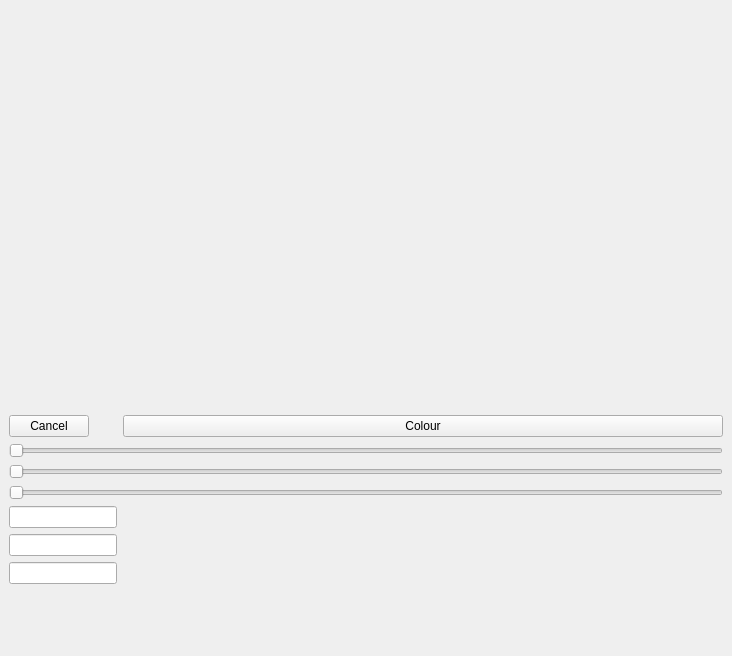
First picture: the form in Src/mainwindow.ui, repository toarukagakunoSirius/ModelLoader, before the edit.
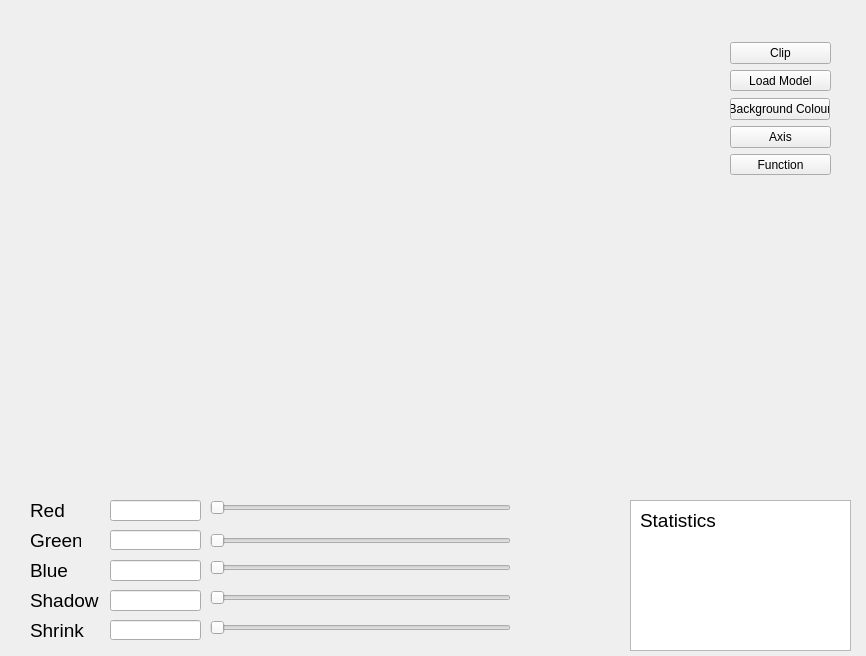
Second picture: the form after the edit. Icons and pictures are not drawn. Custom widgets are drawn as their Qt base class.

Commit message: adding buttons and frame

Patch:
```diff
--- a/Src/mainwindow.ui
+++ b/Src/mainwindow.ui
@@ -6,7 +6,7 @@
    <rect>
     <x>0</x>
     <y>0</y>
-    <width>732</width>
+    <width>866</width>
     <height>656</height>
    </rect>
   </property>
@@ -14,11 +14,159 @@
    <string>MainWindow</string>
   </property>
   <widget class="QWidget" name="centralwidget">
-   <layout class="QVBoxLayout" name="verticalLayout_2">
-    <item>
-     <layout class="QVBoxLayout" name="verticalLayout">
-      <item>
+   <widget class="QSlider" name="SliderShadow">
+    <property name="geometry">
+     <rect>
+      <x>210</x>
+      <y>590</y>
+      <width>301</width>
+      <height>16</height>
+     </rect>
+    </property>
+    <property name="orientation">
+     <enum>Qt::Horizontal</enum>
+    </property>
+   </widget>
+   <widget class="QSlider" name="SliderR">
+    <property name="geometry">
+     <rect>
+      <x>210</x>
+      <y>500</y>
+      <width>301</width>
+      <height>16</height>
+     </rect>
+    </property>
+    <property name="orientation">
+     <enum>Qt::Horizontal</enum>
+    </property>
+   </widget>
+   <widget class="QListWidget" name="listWidget">
+    <property name="geometry">
+     <rect>
+      <x>630</x>
+      <y>500</y>
+      <width>221</width>
+      <height>151</height>
+     </rect>
+    </property>
+   </widget>
+   <widget class="QLabel" name="label">
+    <property name="geometry">
+     <rect>
+      <x>30</x>
+      <y>500</y>
+      <width>41</width>
+      <height>21</height>
+     </rect>
+    </property>
+    <property name="font">
+     <font>
+      <pointsize>14</pointsize>
+     </font>
+    </property>
+    <property name="text">
+     <string>Red</string>
+    </property>
+   </widget>
+   <widget class="QLabel" name="label_2">
+    <property name="geometry">
+     <rect>
+      <x>30</x>
+      <y>530</y>
+      <width>51</width>
+      <height>21</height>
+     </rect>
+    </property>
+    <property name="font">
+     <font>
+      <pointsize>14</pointsize>
+     </font>
+    </property>
+    <property name="text">
+     <string>Green</string>
+    </property>
+   </widget>
+   <widget class="QLabel" name="label_3">
+    <property name="geometry">
+     <rect>
+      <x>30</x>
+      <y>560</y>
+      <width>51</width>
+      <height>21</height>
+     </rect>
+    </property>
+    <property name="font">
+     <font>
+      <pointsize>14</pointsize>
+     </font>
+    </property>
+    <property name="text">
+     <string>Blue</string>
+    </property>
+   </widget>
+   <widget class="QLabel" name="label_4">
+    <property name="geometry">
+     <rect>
+      <x>30</x>
+      <y>590</y>
+      <width>71</width>
+      <height>21</height>
+     </rect>
+    </property>
+    <property name="font">
+     <font>
+      <pointsize>14</pointsize>
+     </font>
+    </property>
+    <property name="text">
+     <string>Shadow</string>
+    </property>
+   </widget>
+   <widget class="QLabel" name="label_5">
+    <property name="geometry">
+     <rect>
+      <x>30</x>
+      <y>620</y>
+      <width>71</width>
+      <height>21</height>
+     </rect>
+    </property>
+    <property name="font">
+     <font>
+      <pointsize>14</pointsize>
+     </font>
+    </property>
+    <property name="text">
+     <string>Shrink</string>
+    </property>
+   </widget>
+   <widget class="QLabel" name="label_6">
+    <property name="geometry">
+     <rect>
+      <x>640</x>
+      <y>510</y>
+      <width>91</width>
+      <height>21</height>
+     </rect>
+    </property>
+    <property name="font">
+     <font>
+      <pointsize>14</pointsize>
+     </font>
+    </property>
+    <property name="text">
+     <string>Statistics</string>
+    </property>
+   </widget>
        <widget class="QVTKOpenGLWidget" name="qtvtkWidget" native="true">
+    <property name="geometry">
+     <rect>
+      <x>20</x>
+      <y>40</y>
+      <width>671</width>
+      <height>431</height>
+     </rect>
+    </property>
         <property name="minimumSize">
          <size>
           <width>600</width>
@@ -26,25 +174,80 @@
          </size>
         </property>
        </widget>
-      </item>
-      <item>
-       <layout class="QFormLayout" name="formLayout">
-        <item row="2" column="0">
-         <widget class="QPushButton" name="pushButton_2">
+   <widget class="QPushButton" name="ClipFilterButton">
+    <property name="geometry">
+     <rect>
+      <x>730</x>
+      <y>42</y>
+      <width>101</width>
+      <height>22</height>
+     </rect>
+    </property>
           <property name="text">
-           <string>Cancel</string>
-          </property>
-         </widget>
-        </item>
-        <item row="2" column="1">
-         <widget class="QPushButton" name="cbutton">
+     <string>Clip</string>
+    </property>
+   </widget>
+   <widget class="QPushButton" name="BGColourButton">
+    <property name="geometry">
+     <rect>
+      <x>730</x>
+      <y>98</y>
+      <width>100</width>
+      <height>22</height>
+     </rect>
+    </property>
           <property name="text">
-           <string>Colour</string>
-          </property>
-         </widget>
-        </item>
-        <item row="3" column="0" colspan="2">
+     <string>Background Colour</string>
+    </property>
+   </widget>
+   <widget class="QPushButton" name="AxisButton">
+    <property name="geometry">
+     <rect>
+      <x>730</x>
+      <y>126</y>
+      <width>101</width>
+      <height>22</height>
+     </rect>
+    </property>
+    <property name="text">
+     <string>Axis</string>
+    </property>
+   </widget>
+   <widget class="QPushButton" name="FunctionButton">
+    <property name="geometry">
+     <rect>
+      <x>730</x>
+      <y>154</y>
+      <width>101</width>
+      <height>21</height>
+     </rect>
+    </property>
+    <property name="text">
+     <string>Function</string>
+    </property>
+   </widget>
+   <widget class="QPushButton" name="LoadModelButton">
+    <property name="geometry">
+     <rect>
+      <x>730</x>
+      <y>70</y>
+      <width>101</width>
+      <height>21</height>
+     </rect>
+    </property>
+    <property name="text">
+     <string>Load Model</string>
+    </property>
+   </widget>
          <widget class="QSlider" name="ShrinkFilter">
+    <property name="geometry">
+     <rect>
+      <x>210</x>
+      <y>620</y>
+      <width>301</width>
+      <height>16</height>
+     </rect>
+    </property>
           <property name="maximumSize">
            <size>
             <width>16777215</width>
@@ -64,25 +267,15 @@
            <enum>Qt::Horizontal</enum>
           </property>
          </widget>
-        </item>
-        <item row="5" column="0" colspan="2">
-         <widget class="QSlider" name="sliderG">
-          <property name="minimum">
-           <number>0</number>
-          </property>
-          <property name="maximum">
-           <number>255</number>
-          </property>
-          <property name="pageStep">
-           <number>1</number>
-          </property>
-          <property name="orientation">
-           <enum>Qt::Horizontal</enum>
-          </property>
-         </widget>
-        </item>
-        <item row="6" column="0" colspan="2">
          <widget class="QSlider" name="sliderB">
+    <property name="geometry">
+     <rect>
+      <x>210</x>
+      <y>560</y>
+      <width>301</width>
+      <height>16</height>
+     </rect>
+    </property>
           <property name="minimum">
            <number>0</number>
           </property>
@@ -96,21 +289,78 @@
            <enum>Qt::Horizontal</enum>
           </property>
          </widget>
-        </item>
-        <item row="9" column="0">
-         <widget class="QLineEdit" name="lineEditB"/>
-        </item>
-        <item row="8" column="0">
-         <widget class="QLineEdit" name="lineEditG"/>
-        </item>
-        <item row="7" column="0">
-         <widget class="QLineEdit" name="lineEditR"/>
-        </item>
-       </layout>
-      </item>
-     </layout>
-    </item>
-   </layout>
+   <widget class="QSlider" name="sliderG">
+    <property name="geometry">
+     <rect>
+      <x>210</x>
+      <y>533</y>
+      <width>301</width>
+      <height>16</height>
+     </rect>
+    </property>
+    <property name="minimum">
+     <number>0</number>
+    </property>
+    <property name="maximum">
+     <number>255</number>
+    </property>
+    <property name="pageStep">
+     <number>1</number>
+    </property>
+    <property name="orientation">
+     <enum>Qt::Horizontal</enum>
+    </property>
+   </widget>
+   <widget class="QLineEdit" name="lineEditG">
+    <property name="geometry">
+     <rect>
+      <x>110</x>
+      <y>530</y>
+      <width>91</width>
+      <height>20</height>
+     </rect>
+    </property>
+   </widget>
+   <widget class="QLineEdit" name="lineEditR">
+    <property name="geometry">
+     <rect>
+      <x>110</x>
+      <y>500</y>
+      <width>91</width>
+      <height>21</height>
+     </rect>
+    </property>
+   </widget>
+   <widget class="QLineEdit" name="lineEditB">
+    <property name="geometry">
+     <rect>
+      <x>110</x>
+      <y>560</y>
+      <width>91</width>
+      <height>21</height>
+     </rect>
+    </property>
+   </widget>
+   <widget class="QLineEdit" name="lineEditShadow">
+    <property name="geometry">
+     <rect>
+      <x>110</x>
+      <y>590</y>
+      <width>91</width>
+      <height>21</height>
+     </rect>
+    </property>
+   </widget>
+   <widget class="QLineEdit" name="lineEditShrink">
+    <property name="geometry">
+     <rect>
+      <x>110</x>
+      <y>620</y>
+      <width>91</width>
+      <height>20</height>
+     </rect>
+    </property>
+   </widget>
   </widget>
   <action name="actionFileOpen">
    <property name="icon">
```
Left out of the diff: 8 changed lines with no effect on the pictures. Lines whose indentation alone changed are shown as unchanged.
